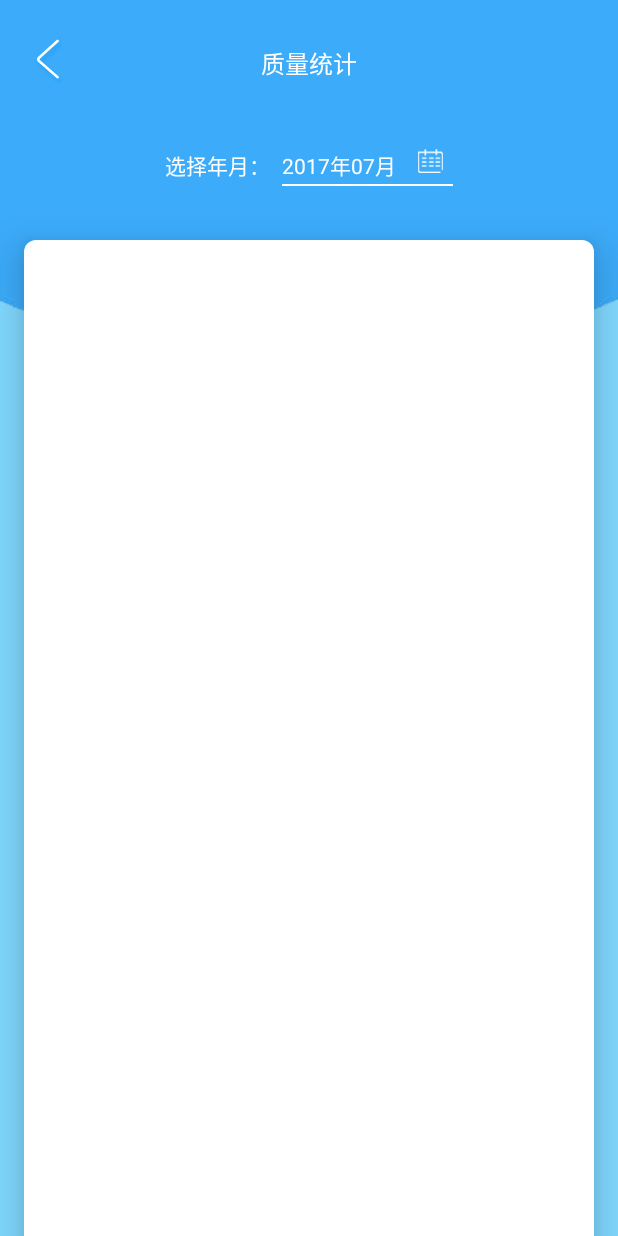
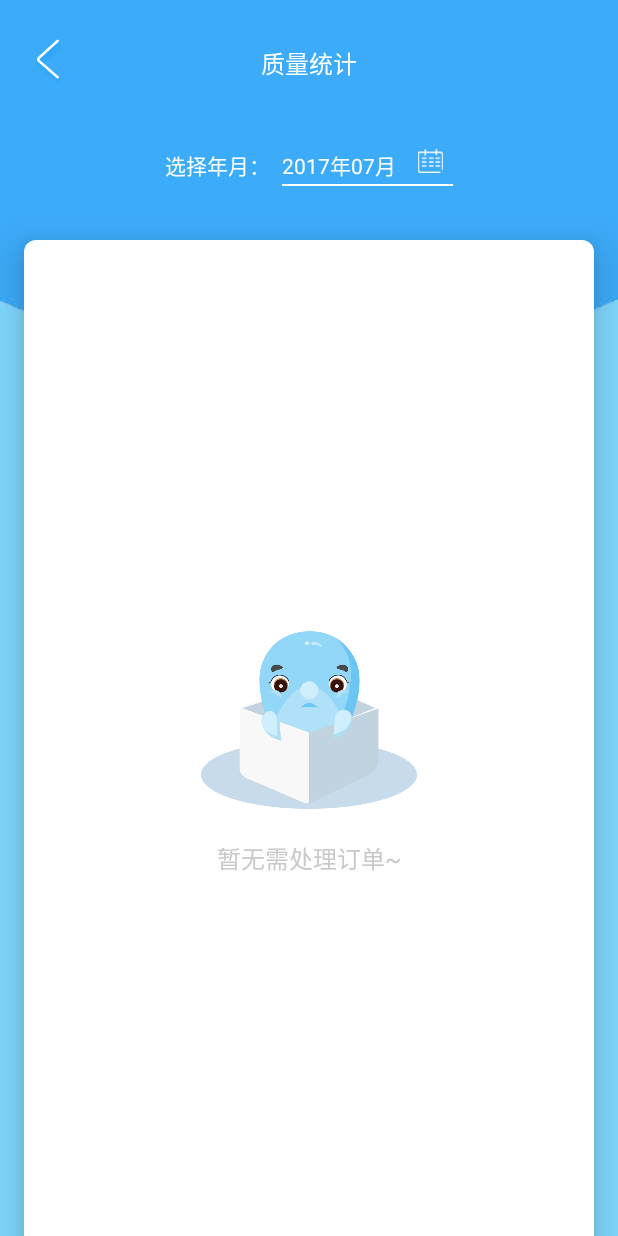
Before and after one commit to cookiemouse/Paigong, an Android app: the StatisticsActivity screen opened directly, with no data from a screen before it, on a phone screen of 412 x 824 dp. Run offline under Robolectric (Android 15) with nearby library versions, the phone set to English and light mode, and no system bars; 7 statements that could not run were skipped.

Commit message:
质量统计页面无数据进的页面

```diff
--- a/app/src/main/java/com/tianyigps/dispatch2/activity/StatisticsActivity.java
+++ b/app/src/main/java/com/tianyigps/dispatch2/activity/StatisticsActivity.java
@@ -10,6 +10,7 @@ import android.view.View;
 import android.widget.Button;
 import android.widget.FrameLayout;
 import android.widget.ImageView;
+import android.widget.LinearLayout;
 import android.widget.ListView;
 import android.widget.TextView;
 
@@ -48,6 +49,7 @@ public class StatisticsActivity extends BaseActivity {
     private ImageView mImageViewDate;
     private ListView mListViewStatistics;
     private FrameLayout mFrameLayoutTitle;
+    private LinearLayout mLinearLayoutDefault;
 
     private List<AdapterStatisticsWorkderData> mStatisticsWorkderDataList;
     private StatisticsWorkerAdapter mStatisticsWorkerAdapter;
@@ -107,6 +109,7 @@ public class StatisticsActivity extends BaseActivity {
         mImageViewDate = findViewById(R.id.iv_activity_statistics_date);
         mListViewStatistics = findViewById(R.id.lv_activity_statistics);
         mFrameLayoutTitle = findViewById(R.id.fl_activity_statistics_list_title);
+        mLinearLayoutDefault = findViewById(R.id.ll_layout_default);
 
         SimpleDateFormat simpleDateFormatShow = new SimpleDateFormat("yyyy年MM月", Locale.CHINA);
         Date dateShow = new Date(mills);
@@ -186,7 +189,7 @@ public class StatisticsActivity extends BaseActivity {
 
                 WorkerQualityBean.ObjBean objBean = workerQualityBean.getObj();
                 if (null == objBean) {
-                    myHandler.sendEmptyMessage(MSG_1);
+                    myHandler.sendEmptyMessage(Data.MSG_3);
                     return;
                 }
 
@@ -251,6 +254,10 @@ public class StatisticsActivity extends BaseActivity {
                             , objBean.getFinishCarNum()
                             , objBean.getFinishWiredNum()
                             , objBean.getFinishWirelessNum()));
+                }
+                if (mStatisticsManagerDataList.size() == 0) {
+                    myHandler.sendEmptyMessage(Data.MSG_3);
+                    return;
                 }
                 myHandler.sendEmptyMessage(Data.MSG_2);
             }
@@ -338,13 +345,19 @@ public class StatisticsActivity extends BaseActivity {
                 }
                 case Data.MSG_1: {
                     //  安装工程师
+                    mLinearLayoutDefault.setVisibility(View.GONE);
                     mStatisticsWorkerAdapter.notifyDataSetChanged();
                     break;
                 }
                 case Data.MSG_2: {
                     //  服务主任
+                    mLinearLayoutDefault.setVisibility(View.GONE);
                     mStatisticsManagerAdapter.notifyDataSetChanged();
                     break;
+                }
+                case Data.MSG_3: {
+                    //  无数据
+                    mLinearLayoutDefault.setVisibility(View.VISIBLE);
                 }
                 default: {
                     Log.i(TAG, "handleMessage: default");
--- a/app/src/main/java/com/tianyigps/dispatch2/adapter/StatisticsWorkerAdapter.java
+++ b/app/src/main/java/com/tianyigps/dispatch2/adapter/StatisticsWorkerAdapter.java
@@ -17,6 +17,8 @@ import java.util.List;
  */
 
 public class StatisticsWorkerAdapter extends BaseAdapter {
+
+    private static final String TAG = "StatisticsWorkerAdapter";
 
     private Context context;
     private List<AdapterStatisticsWorkderData> mStatisticsWorkderDataList;
@@ -45,7 +47,6 @@ public class StatisticsWorkerAdapter extends BaseAdapter {
     public View getView(int position, View contentView, ViewGroup viewGroup) {
 
         AdapterStatisticsWorkderData data = mStatisticsWorkderDataList.get(position);
-
         ViewHolder viewHolder = null;
 
         if (null == contentView) {
--- a/app/src/main/res/layout/activity_statistics.xml
+++ b/app/src/main/res/layout/activity_statistics.xml
@@ -95,12 +95,21 @@
                 android:layout_height="wrap_content"
                 />
 
-            <ListView
-                android:id="@+id/lv_activity_statistics"
+            <FrameLayout
                 android:layout_width="match_parent"
-                android:layout_height="match_parent"
-                android:divider="@color/colorNull"
-                android:scrollbars="none"/>
+                android:layout_height="match_parent">
+
+                <ListView
+                    android:id="@+id/lv_activity_statistics"
+                    android:layout_width="match_parent"
+                    android:layout_height="match_parent"
+                    android:divider="@color/colorNull"
+                    android:scrollbars="none"/>
+
+                <include layout="@layout/layout_default"/>
+
+            </FrameLayout>
+
 
         </LinearLayout>
 
--- /dev/null
+++ b/app/src/main/res/layout/layout_default.xml
@@ -0,0 +1,23 @@
+<?xml version="1.0" encoding="utf-8"?>
+<LinearLayout xmlns:android="http://schemas.android.com/apk/res/android"
+              android:id="@+id/ll_layout_default"
+              android:layout_width="match_parent"
+              android:layout_height="match_parent"
+              android:background="@color/colorWhite"
+              android:gravity="center"
+              android:orientation="vertical">
+
+    <ImageView
+        android:id="@+id/iv_layout_default"
+        android:layout_width="@dimen/dp_160"
+        android:layout_height="@dimen/dp_160"
+        android:src="@drawable/ic_no_data_pending"/>
+
+    <TextView
+        android:id="@+id/tv_layout_default"
+        android:layout_width="wrap_content"
+        android:layout_height="wrap_content"
+        android:text="暂无需处理订单~"
+        android:textColor="@color/colorGray"
+        android:textSize="@dimen/sp_16"/>
+</LinearLayout>
```
Also changed, not shown: app/src/main/res/drawable/ic_default_statistics.png (added).
